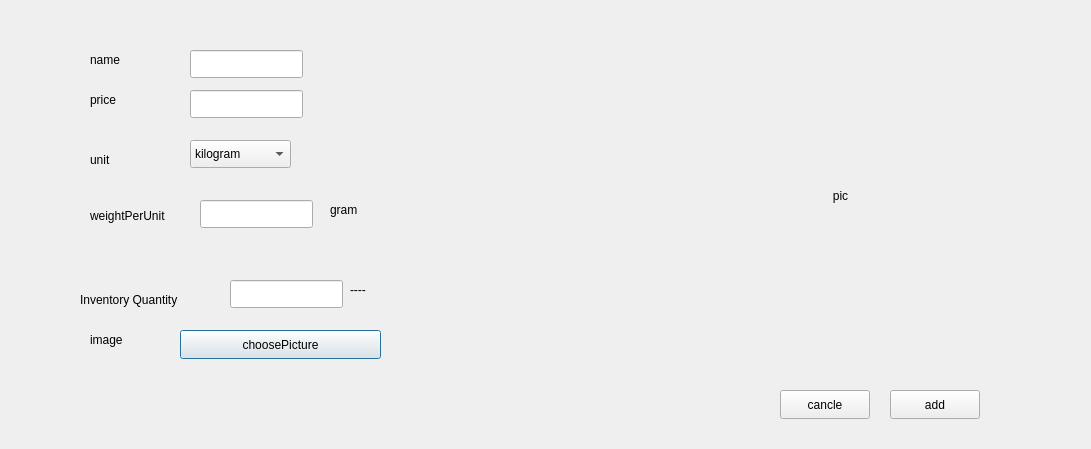
Above: CakeManager/src/ui/MaterialCard/addingredientdialog.ui from mohammad23-c/CakeManager before the change. Below: the same form after it.
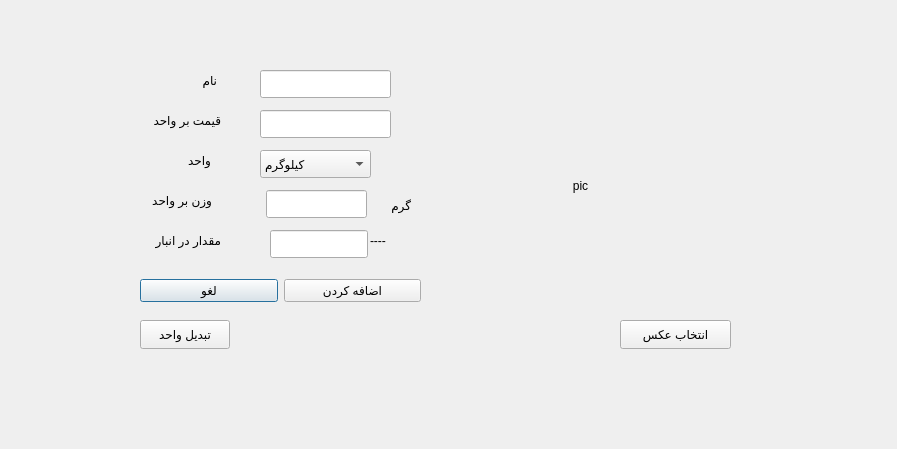
That is the form after the change.

```diff
--- a/CakeManager/src/ui/MaterialCard/addingredientdialog.ui
+++ b/CakeManager/src/ui/MaterialCard/addingredientdialog.ui
@@ -6,7 +6,7 @@
    <rect>
     <x>0</x>
     <y>0</y>
-    <width>1091</width>
+    <width>897</width>
     <height>449</height>
    </rect>
   </property>
@@ -16,87 +16,61 @@
   <widget class="QLabel" name="label">
    <property name="geometry">
     <rect>
-     <x>90</x>
-     <y>50</y>
-     <width>63</width>
+     <x>180</x>
+     <y>70</y>
+     <width>37</width>
      <height>20</height>
     </rect>
    </property>
    <property name="text">
-    <string>name</string>
+    <string>نام</string>
    </property>
   </widget>
   <widget class="QLabel" name="label_2">
    <property name="geometry">
     <rect>
-     <x>90</x>
-     <y>90</y>
-     <width>63</width>
+     <x>130</x>
+     <y>110</y>
+     <width>91</width>
      <height>20</height>
     </rect>
    </property>
    <property name="text">
-    <string>price</string>
+    <string>قیمت بر واحد</string>
    </property>
   </widget>
   <widget class="QLabel" name="label_3">
    <property name="geometry">
     <rect>
-     <x>90</x>
+     <x>170</x>
      <y>150</y>
-     <width>63</width>
+     <width>41</width>
      <height>20</height>
     </rect>
    </property>
    <property name="text">
-    <string>unit</string>
+    <string>واحد</string>
    </property>
   </widget>
   <widget class="QLabel" name="label_4">
    <property name="geometry">
     <rect>
-     <x>90</x>
-     <y>200</y>
-     <width>101</width>
-     <height>31</height>
-    </rect>
-   </property>
-   <property name="text">
-    <string>weightPerUnit</string>
-   </property>
-  </widget>
-  <widget class="QLabel" name="label_5">
-   <property name="geometry">
-    <rect>
-     <x>80</x>
-     <y>290</y>
-     <width>191</width>
+     <x>120</x>
+     <y>190</y>
+     <width>92</width>
      <height>20</height>
     </rect>
    </property>
    <property name="text">
-    <string>Inventory Quantity</string>
-   </property>
-  </widget>
-  <widget class="QLabel" name="label_6">
-   <property name="geometry">
-    <rect>
-     <x>90</x>
-     <y>330</y>
-     <width>63</width>
-     <height>20</height>
-    </rect>
-   </property>
-   <property name="text">
-    <string>image</string>
+    <string>وزن بر واحد</string>
    </property>
   </widget>
   <widget class="QLineEdit" name="lineEditName">
    <property name="geometry">
     <rect>
-     <x>190</x>
-     <y>50</y>
-     <width>113</width>
+     <x>260</x>
+     <y>70</y>
+     <width>131</width>
      <height>28</height>
     </rect>
    </property>
@@ -104,9 +78,9 @@
   <widget class="QLineEdit" name="lineEditPrice">
    <property name="geometry">
     <rect>
-     <x>190</x>
-     <y>90</y>
-     <width>113</width>
+     <x>260</x>
+     <y>110</y>
+     <width>131</width>
      <height>28</height>
     </rect>
    </property>
@@ -114,9 +88,9 @@
   <widget class="QLineEdit" name="lineEditweightPer">
    <property name="geometry">
     <rect>
-     <x>200</x>
-     <y>200</y>
-     <width>113</width>
+     <x>266</x>
+     <y>190</y>
+     <width>101</width>
      <height>28</height>
     </rect>
    </property>
@@ -124,9 +98,9 @@
   <widget class="QLineEdit" name="lineEditInventoryWeight">
    <property name="geometry">
     <rect>
-     <x>230</x>
-     <y>280</y>
-     <width>113</width>
+     <x>270</x>
+     <y>230</y>
+     <width>98</width>
      <height>28</height>
     </rect>
    </property>
@@ -134,15 +108,15 @@
   <widget class="QComboBox" name="comboBoxunit">
    <property name="geometry">
     <rect>
-     <x>190</x>
-     <y>140</y>
-     <width>101</width>
+     <x>260</x>
+     <y>150</y>
+     <width>111</width>
      <height>28</height>
     </rect>
    </property>
    <item>
     <property name="text">
-     <string>kilogram</string>
+     <string>کیلوگرم</string>
     </property>
    </item>
    <item>
@@ -156,26 +130,13 @@
     </property>
    </item>
   </widget>
-  <widget class="QPushButton" name="chooseImageBtn">
-   <property name="geometry">
-    <rect>
-     <x>180</x>
-     <y>330</y>
-     <width>201</width>
-     <height>29</height>
-    </rect>
-   </property>
-   <property name="text">
-    <string>choosePicture</string>
-   </property>
-  </widget>
   <widget class="QLabel" name="labelPicture">
    <property name="geometry">
     <rect>
-     <x>670</x>
-     <y>40</y>
-     <width>341</width>
-     <height>311</height>
+     <x>430</x>
+     <y>60</y>
+     <width>301</width>
+     <height>251</height>
     </rect>
    </property>
    <property name="text">
@@ -185,58 +146,97 @@
     <set>Qt::AlignmentFlag::AlignCenter</set>
    </property>
   </widget>
-  <widget class="QPushButton" name="pushButton">
-   <property name="geometry">
-    <rect>
-     <x>890</x>
-     <y>390</y>
-     <width>90</width>
-     <height>29</height>
-    </rect>
-   </property>
-   <property name="text">
-    <string>add</string>
-   </property>
-  </widget>
-  <widget class="QPushButton" name="pushButton_2">
-   <property name="geometry">
-    <rect>
-     <x>780</x>
-     <y>390</y>
-     <width>90</width>
-     <height>29</height>
-    </rect>
-   </property>
-   <property name="text">
-    <string>cancle</string>
-   </property>
-  </widget>
   <widget class="QLabel" name="label_7">
    <property name="geometry">
     <rect>
-     <x>330</x>
-     <y>200</y>
-     <width>71</width>
-     <height>20</height>
+     <x>370</x>
+     <y>190</y>
+     <width>41</width>
+     <height>31</height>
     </rect>
    </property>
    <property name="text">
-    <string>gram</string>
+    <string>گرم</string>
    </property>
   </widget>
   <widget class="QLabel" name="showUnit">
    <property name="geometry">
     <rect>
-     <x>350</x>
-     <y>280</y>
-     <width>63</width>
-     <height>20</height>
+     <x>370</x>
+     <y>230</y>
+     <width>61</width>
+     <height>21</height>
     </rect>
    </property>
    <property name="text">
     <string>----</string>
    </property>
   </widget>
+  <widget class="QWidget" name="layoutWidget">
+   <property name="geometry">
+    <rect>
+     <x>140</x>
+     <y>270</y>
+     <width>281</width>
+     <height>41</height>
+    </rect>
+   </property>
+   <layout class="QHBoxLayout" name="horizontalLayout_4">
+    <item>
+     <widget class="QPushButton" name="pushButton_2">
+      <property name="text">
+       <string>لغو</string>
+      </property>
+     </widget>
+    </item>
+    <item>
+     <widget class="QPushButton" name="pushButton">
+      <property name="text">
+       <string>اضافه کردن</string>
+      </property>
+     </widget>
+    </item>
+   </layout>
+  </widget>
+  <widget class="QLabel" name="label_5">
+   <property name="geometry">
+    <rect>
+     <x>100</x>
+     <y>230</y>
+     <width>121</width>
+     <height>20</height>
+    </rect>
+   </property>
+   <property name="text">
+    <string>مقدار در انبار</string>
+   </property>
+  </widget>
+  <widget class="QPushButton" name="chooseImageBtn">
+   <property name="geometry">
+    <rect>
+     <x>620</x>
+     <y>320</y>
+     <width>111</width>
+     <height>29</height>
+    </rect>
+   </property>
+   <property name="text">
+    <string>انتخاب عکس</string>
+   </property>
+  </widget>
+  <widget class="QPushButton" name="tabdilVahed">
+   <property name="geometry">
+    <rect>
+     <x>140</x>
+     <y>320</y>
+     <width>90</width>
+     <height>29</height>
+    </rect>
+   </property>
+   <property name="text">
+    <string>تبدیل واحد</string>
+   </property>
+  </widget>
  </widget>
  <resources/>
  <connections/>
```
Left out of the diff: 4 changed lines with no effect on the pictures.
